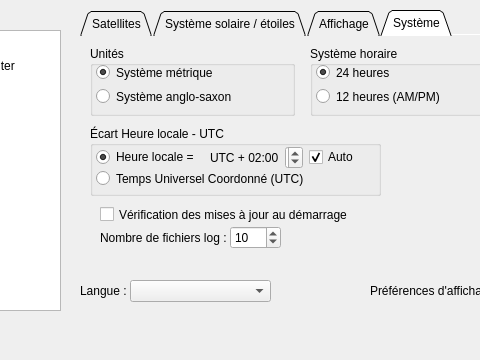
Before: the Qt Designer form src/interface/options/options.ui in mconsidine/previsat_archive, drawn with Qt 5; both pictures show x 120 to 600 and y 0 to 360 of the 960 by 360 pixel window.
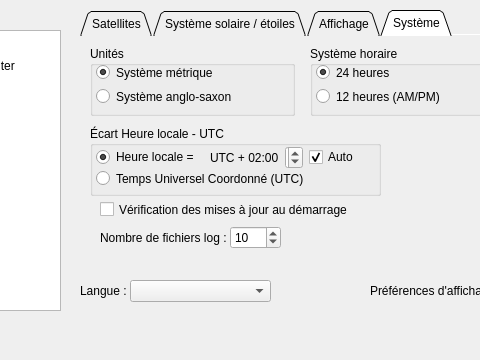
After: the same form once the commit is applied. The open tabs and pages were chosen to show the change. Icons and pictures are not drawn.

The edit to the form file:
```diff
--- a/src/interface/options/options.ui
+++ b/src/interface/options/options.ui
@@ -1662,7 +1662,7 @@
        <property name="geometry">
         <rect>
          <x>20</x>
-         <y>170</y>
+         <y>165</y>
          <width>281</width>
          <height>17</height>
         </rect>
```
Left out of the diff: 4 changed lines with no effect on the pictures.
